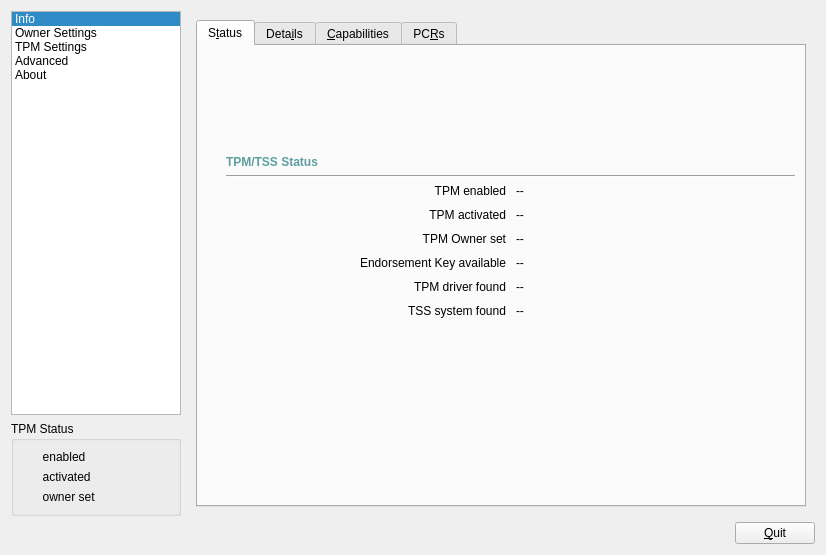
Old version of the form ui/tpmmanagerbase.ui in the repository Rohde-Schwarz/TPMManager.
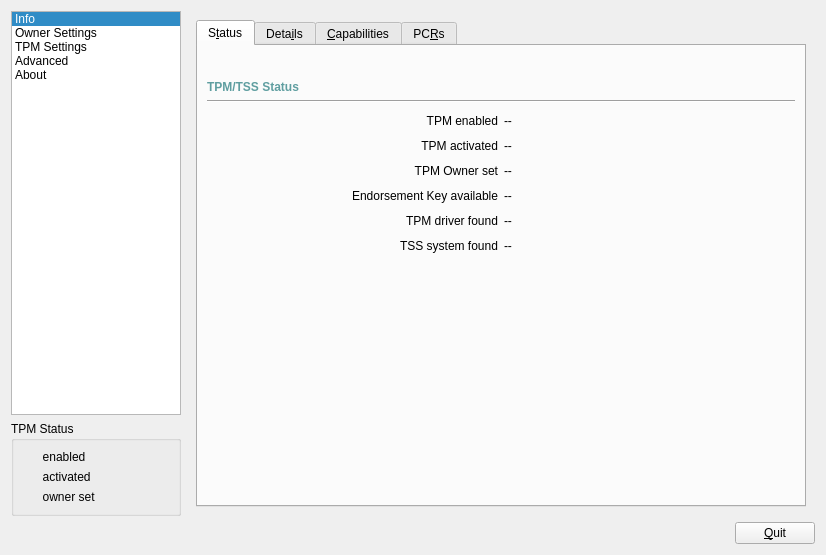
New version of the form. Icons and pictures are not drawn.

Commit message: [new] added srk feature to owner tab

The edit to the form file:
```diff
--- a/ui/tpmmanagerbase.ui
+++ b/ui/tpmmanagerbase.ui
@@ -255,21 +255,8 @@
             <attribute name="title">
              <string>S&amp;tatus</string>
             </attribute>
-            <layout class="QFormLayout" name="formLayout">
-             <item row="0" column="1">
-              <spacer name="verticalSpacer_17">
-               <property name="orientation">
-                <enum>Qt::Vertical</enum>
-               </property>
-               <property name="sizeHint" stdset="0">
-                <size>
-                 <width>564</width>
-                 <height>13</height>
-                </size>
-               </property>
-              </spacer>
-             </item>
-             <item row="1" column="0">
+            <layout class="QVBoxLayout" name="verticalLayout_19">
+             <item>
               <spacer name="horizontalSpacer_16">
                <property name="orientation">
                 <enum>Qt::Horizontal</enum>
@@ -282,8 +269,6 @@
                </property>
               </spacer>
              </item>
-             <item row="1" column="1">
-              <layout class="QVBoxLayout" name="verticalLayout_20">
                <item>
                 <widget class="QLabel" name="label_172">
                  <property name="text">
@@ -302,15 +287,13 @@
                 </widget>
                </item>
                <item>
-                <layout class="QVBoxLayout" name="_18">
-                 <property name="spacing">
-                  <number>10</number>
-                 </property>
-                 <property name="sizeConstraint">
-                  <enum>QLayout::SetDefaultConstraint</enum>
-                 </property>
-                 <item>
                   <layout class="QHBoxLayout" name="_19">
+               <property name="topMargin">
+                <number>5</number>
+               </property>
+               <property name="bottomMargin">
+                <number>5</number>
+               </property>
                    <item>
                     <widget class="QLabel" name="label_246">
                      <property name="text">
@@ -332,6 +315,9 @@
                  </item>
                  <item>
                   <layout class="QHBoxLayout" name="_20">
+               <property name="bottomMargin">
+                <number>5</number>
+               </property>
                    <item>
                     <widget class="QLabel" name="label_247">
                      <property name="text">
@@ -352,7 +338,10 @@
                   </layout>
                  </item>
                  <item>
-                  <layout class="QHBoxLayout" name="_21">
+              <layout class="QHBoxLayout" name="horizontalLayout_9">
+               <property name="bottomMargin">
+                <number>5</number>
+               </property>
                    <item>
                     <widget class="QLabel" name="label_248">
                      <property name="text">
@@ -374,6 +363,9 @@
                  </item>
                  <item>
                   <layout class="QHBoxLayout" name="_22">
+               <property name="bottomMargin">
+                <number>5</number>
+               </property>
                    <item>
                     <widget class="QLabel" name="label_251">
                      <property name="text">
@@ -395,6 +387,9 @@
                  </item>
                  <item>
                   <layout class="QHBoxLayout" name="_23">
+               <property name="bottomMargin">
+                <number>5</number>
+               </property>
                    <item>
                     <widget class="QLabel" name="label_252">
                      <property name="text">
@@ -416,6 +411,9 @@
                  </item>
                  <item>
                   <layout class="QHBoxLayout" name="_24">
+               <property name="bottomMargin">
+                <number>5</number>
+               </property>
                    <item>
                     <widget class="QLabel" name="label_258">
                      <property name="text">
@@ -435,8 +433,6 @@
                    </item>
                   </layout>
                  </item>
-                </layout>
-               </item>
                <item>
                 <spacer name="verticalSpacer_25">
                  <property name="orientation">
@@ -444,13 +440,11 @@
                  </property>
                  <property name="sizeHint" stdset="0">
                   <size>
-                   <width>17</width>
-                   <height>178</height>
+                 <width>588</width>
+                 <height>181</height>
                   </size>
                  </property>
                 </spacer>
-               </item>
-              </layout>
              </item>
             </layout>
            </widget>
```
Left out of the diff: 103 changed lines with no effect on the pictures. Lines whose indentation alone changed are shown as unchanged. The commit also changes 4 other files.
